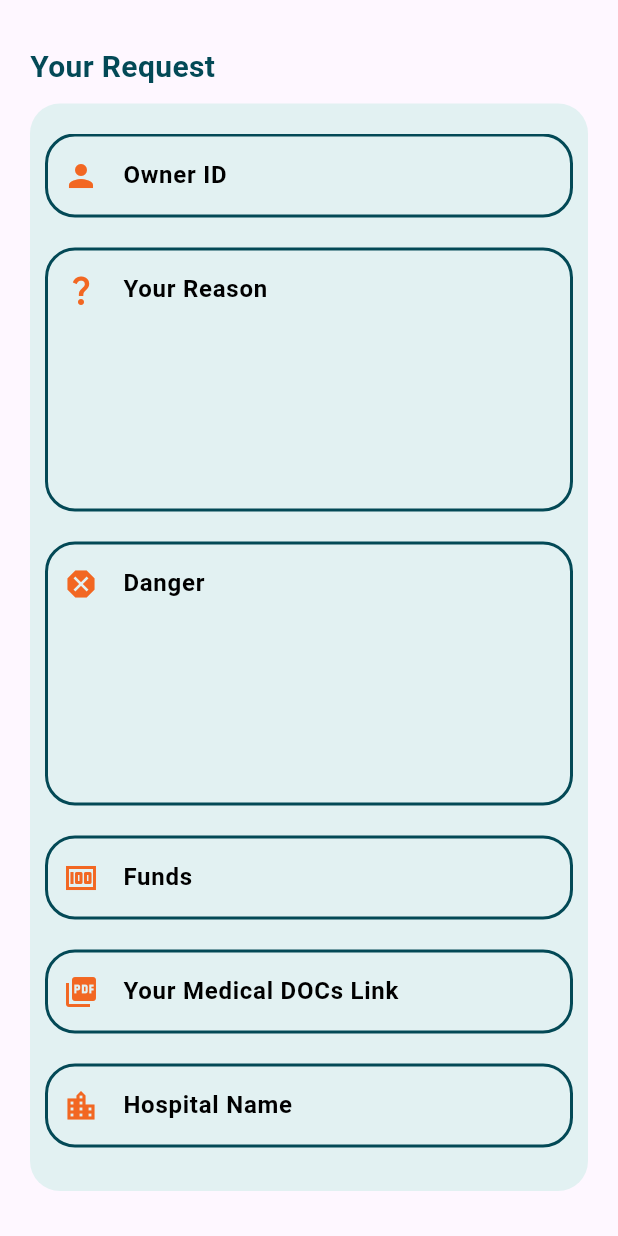
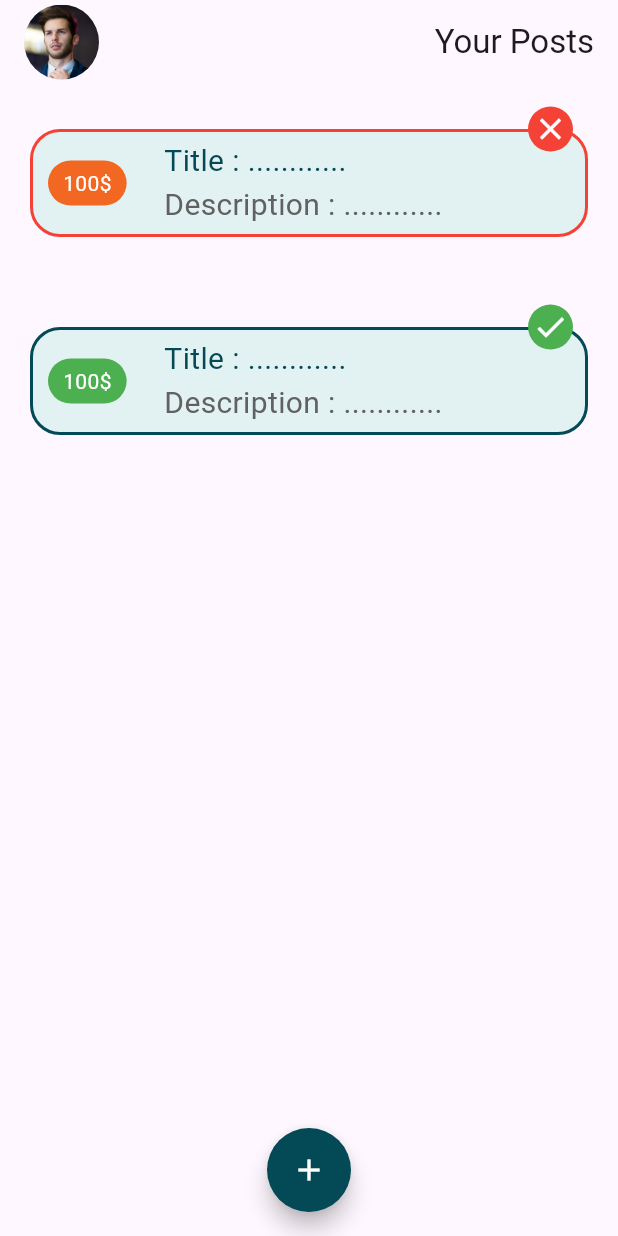
Before and after one commit to TheBombh2/chairty_platform, a Flutter app: the screen it shows after launch, on a phone screen of 412 x 824 dp. Run offline on Flutter 3.47's test engine with Material 3 defaults, Android fonts, the phone set to English and light mode, and no system bars; our stand-ins replace google_fonts, google_maps_flutter, hexcolor; missing offline and left inert: neon_widgets.

Commit message:
patient home page

```diff
--- /dev/null
+++ b/lib/components/style.dart
@@ -0,0 +1,7 @@
+import 'dart:ui';
+
+import 'package:hexcolor/hexcolor.dart';
+
+Color darkColor = HexColor("#034956");
+Color lightColor = HexColor("#E2F1F2");
+Color deepOrange = HexColor("#F26722");
--- a/lib/main.dart
+++ b/lib/main.dart
@@ -1,4 +1,5 @@
 import 'package:chairty_platform/screens/donator_home_screen.dart';
+import 'package:chairty_platform/screens/patient_home_screen.dart';
 import 'package:chairty_platform/screens/patient_request_form.dart';
 import 'package:flutter/material.dart';
 
@@ -12,9 +13,13 @@ class MyApp extends StatelessWidget {
 
   @override
   Widget build(BuildContext context) {
-    return const MaterialApp(
+    return  MaterialApp(
       debugShowCheckedModeBanner: false,
-      home: RequestAndEditScreen(),
+      home: PatientHomeScreen(),
+      routes: {
+        '/PatientRequest': (context) => RequestAndEditScreen(),
+        '/PatientHome': (context) => PatientHomeScreen(),
+      },
     );
   }
 }
--- /dev/null
+++ b/lib/screens/patient_home_screen.dart
@@ -0,0 +1,180 @@
+import 'package:chairty_platform/components/style.dart';
+import 'package:flutter/cupertino.dart';
+import 'package:flutter/material.dart';
+
+class PatientHomeScreen extends StatelessWidget {
+  const PatientHomeScreen({super.key});
+
+  @override
+  Widget build(BuildContext context) {
+    return Scaffold(
+      appBar: AppBar(
+        title: Row(
+          mainAxisSize: MainAxisSize.max,
+          children: [
+            CircleAvatar(
+              radius: 25,
+              backgroundImage: AssetImage("assets/images/avatar_placeholder.png"),
+            ),
+            Spacer(),
+            Text("Your Posts"),
+          ],
+        ),
+      ),
+      floatingActionButton: FloatingActionButton(
+          onPressed: (){
+              Navigator.pushNamed(context, "/PatientRequest");
+          },
+        child: Icon(Icons.add, color: Colors.white,),
+          shape: RoundedRectangleBorder(borderRadius: BorderRadius.circular(30)),
+        backgroundColor: darkColor,
+      ),
+      floatingActionButtonLocation: FloatingActionButtonLocation.centerFloat,
+      body:ListView(
+         children: [
+           Padding(
+             padding: const EdgeInsets.symmetric(horizontal: 20.0,vertical: 30),
+             child: Stack(
+               clipBehavior: Clip.none,
+               children: [
+                 Container(
+                     padding: EdgeInsets.symmetric(horizontal: 10,vertical: 5),
+                     width: double.infinity,
+                     decoration: BoxDecoration(
+                         borderRadius: BorderRadius.circular(20),
+                         border: Border.all(
+                             width: 2,
+                             color: Colors.red
+                         ),
+                         color: lightColor
+                     ),
+                     child: Row(
+                       crossAxisAlignment: CrossAxisAlignment.center,
+                       children: [
+                         Container(
+                           decoration:BoxDecoration(
+                               borderRadius: BorderRadius.circular(20),
+                               color: deepOrange
+                           ),
+                           padding: EdgeInsets.symmetric(horizontal: 10,vertical: 5),
+                           child: Text(
+                             "100\$",
+                             style: TextStyle(
+                                 color: Colors.white
+                             ),
+                           ),
+                         ),
+                         SizedBox(width: 25,),
+                         Column(
+                           mainAxisSize: MainAxisSize.min,
+                           crossAxisAlignment: CrossAxisAlignment.start,
+                           children: [
+                             Text(
+                               "Title : ............",
+                               style: TextStyle(
+                                 color: darkColor,
+                                 fontSize: 20,
+                               ),
+                             ),
+                             Text(
+                               "Description : ............",
+                               style: TextStyle(
+                                 color: Colors.grey.shade700,
+                                 fontSize: 20,
+                               ),
+                             ),
+                           ],
+                         )
+                       ],
+                     )
+                 ),
+                 Positioned(
+                   right: 10,
+                   top: -15,
+                   child: GestureDetector(
+                     child: CircleAvatar(
+                       radius: 15,
+                       backgroundColor: Colors.red,
+                       child: Icon(Icons.close,color: Colors.white,),
+                     ),
+                   ),
+                 )
+               ],
+             ),
+           ),
+
+           Padding(
+             padding: const EdgeInsets.symmetric(horizontal: 20.0,vertical: 30),
+             child: Stack(
+               clipBehavior: Clip.none,
+               children: [
+                 Container(
+                     padding: EdgeInsets.symmetric(horizontal: 10,vertical: 5),
+                     width: double.infinity,
+                     decoration: BoxDecoration(
+                         borderRadius: BorderRadius.circular(20),
+                         border: Border.all(
+                             width: 2,
+                             color: darkColor
+                         ),
+                         color: lightColor
+                     ),
+                     child: Row(
+                       crossAxisAlignment: CrossAxisAlignment.center,
+                       children: [
+                         Container(
+                           decoration:BoxDecoration(
+                               borderRadius: BorderRadius.circular(20),
+                               color: Colors.green
+                           ),
+                           padding: EdgeInsets.symmetric(horizontal: 10,vertical: 5),
+                           child: Text(
+                             "100\$",
+                             style: TextStyle(
+                                 color: Colors.white
+                             ),
+                           ),
+                         ),
+                         SizedBox(width: 25,),
+                         Column(
+                           mainAxisSize: MainAxisSize.min,
+                           crossAxisAlignment: CrossAxisAlignment.start,
+                           children: [
+                             Text(
+                               "Title : ............",
+                               style: TextStyle(
+                                 color: darkColor,
+                                 fontSize: 20,
+                               ),
+                             ),
+                             Text(
+                               "Description : ............",
+                               style: TextStyle(
+                                 color: Colors.grey.shade700,
+                                 fontSize: 20,
+                               ),
+                             ),
+                           ],
+                         )
+                       ],
+                     )
+                 ),
+                 Positioned(
+                   right: 10,
+                   top: -15,
+                   child: GestureDetector(
+                     child: CircleAvatar(
+                       radius: 15,
+                       backgroundColor: Colors.green,
+                       child: Icon(Icons.check,color: Colors.white,),
+                     ),
+                   ),
+                 )
+               ],
+             ),
+           ),
+         ],
+      )
+    );
+  }
+}
--- a/lib/screens/patient_request_form.dart
+++ b/lib/screens/patient_request_form.dart
@@ -1,10 +1,9 @@
+import 'package:chairty_platform/screens/patient_home_screen.dart';
 import 'package:flutter/material.dart';
-import 'package:hexcolor/hexcolor.dart';
 import 'package:intl/intl.dart';
 
-Color darkColor = HexColor("#034956");
-Color lightColor = HexColor("#E2F1F2");
-Color deepOrange = HexColor("#F26722");
+import '../components/style.dart';
+
 
 var idController = TextEditingController();
 var reasonController = TextEditingController();
@@ -167,7 +166,12 @@ class RequestAndEditScreen extends StatelessWidget {
                             mainAxisAlignment: MainAxisAlignment.end,
                             children: [
                               ElevatedButton(
-                                onPressed: () {},
+                                onPressed: () {
+                                  Navigator.of(context).pushAndRemoveUntil(
+                                    MaterialPageRoute(builder: (context) => PatientHomeScreen()),
+                                        (Route<dynamic> route) => false,
+                                  );
+                                },
                                 style: ElevatedButton.styleFrom(
                                     backgroundColor: darkColor),
                                 child:  const Text(
```
